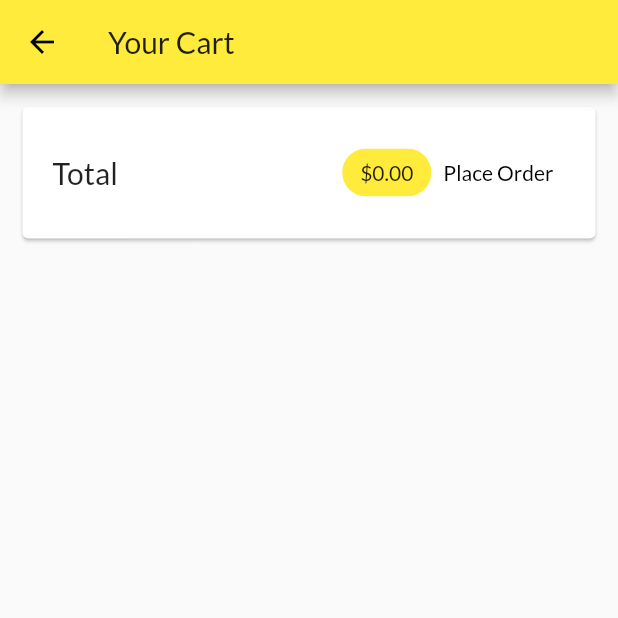
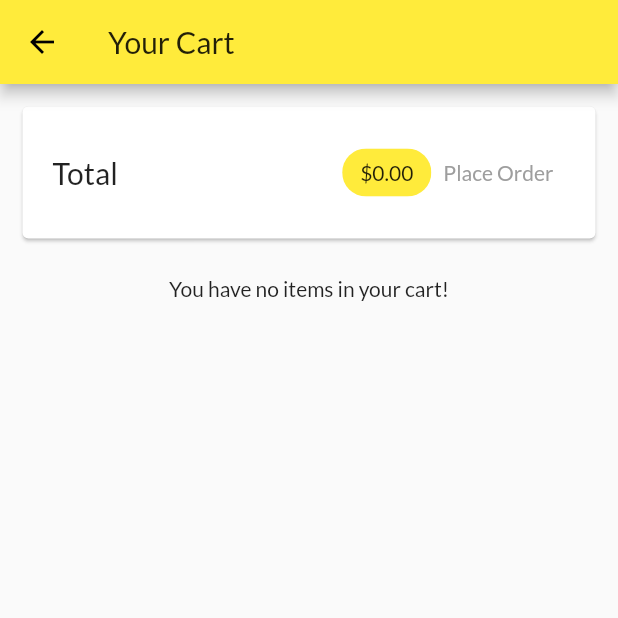
Before and after one commit to RAndrewKoch/shop_app, a Flutter app: the CartScreen screen opened by its route, on a phone screen of 412 x 824 dp, the top half of it. Run offline on Flutter 3.47's test engine with Material 2 defaults, Android fonts, the phone set to English and light mode, and no system bars; network calls fail.

```diff
--- a/lib/providers/product.dart
+++ b/lib/providers/product.dart
@@ -1,8 +1,8 @@
 import 'dart:convert';
-
 import 'package:flutter/material.dart';
 import 'package:http/http.dart' as http;
-import 'package:shop_app/models/http_exception.dart';
+
+import '../models/http_exception.dart';
 
 class Product with ChangeNotifier {
   final String? id;
--- a/lib/providers/products.dart
+++ b/lib/providers/products.dart
@@ -57,10 +57,14 @@ class Products with ChangeNotifier {
   Future<void> fetchAndSetProducts() async {
     final url = Uri.parse(
         "https://flutter-shop-app-110f1-default-rtdb.firebaseio.com/products.json");
+
     try {
       final response = await http.get(url);
-      final extractedData = json.decode(response.body) as Map<String, dynamic>;
+      final extractedData = json.decode(response.body) as Map<String, dynamic>?;
       final List<Product> loadedProducts = [];
+      if (extractedData==null){
+        return;
+      }
       extractedData.forEach((productId, value) {
         loadedProducts.add(
           Product(
--- a/lib/screens/cart_screen.dart
+++ b/lib/screens/cart_screen.dart
@@ -3,16 +3,34 @@ import 'package:flutter/material.dart';
 import 'package:provider/provider.dart';
 
 import '../providers/cart.dart';
+import '../providers/orders.dart';
 import '../widgets/cart_item_display.dart';
-import '../providers/orders.dart';
 
-class CartScreen extends StatelessWidget {
+class CartScreen extends StatefulWidget {
   static const routeName = "/cart";
+
+  @override
+  _CartScreenState createState() => _CartScreenState();
+}
+
+class _CartScreenState extends State<CartScreen> {
+  var _orderButtonDisabled = false;
+  var _loadingOrder = false;
+
+  @override
+  void initState() {
+    super.initState();
+  }
 
   @override
   Widget build(BuildContext context) {
     final Cart cart = Provider.of<Cart>(context);
 
+    if (cart.items.isEmpty) {
+      setState(() {
+        _orderButtonDisabled = !_orderButtonDisabled;
+      });
+    }
 
     return Scaffold(
         appBar: AppBar(
@@ -43,12 +61,31 @@ class CartScreen extends StatelessWidget {
                       ),
                       backgroundColor: Theme.of(context).primaryColor,
                     ),
-                    TextButton(
-
-                      child: Text("Place Order", style: TextStyle(color: Colors.black),),
-                      onPressed: () {
-                        Provider.of<Orders>(context, listen: false).addOrder(cart.items.values.toList(), cart.totalAmount);
+                    _loadingOrder
+                        ? Center(
+                            child: CircularProgressIndicator(),
+                          )
+                        : TextButton(
+                            child: Text(
+                              "Place Order",
+                              style: _orderButtonDisabled
+                                  ? TextStyle(color: Colors.grey)
+                                  : TextStyle(color: Colors.black),
+                            ),
+                            onPressed: (_orderButtonDisabled||_loadingOrder)
+                                ? null
+                                : () async {
+                                    setState(() {
+                                      _loadingOrder = true;
+                                    });
+                                    await Provider.of<Orders>(context,
+                                            listen: false)
+                                        .addOrder(cart.items.values.toList(),
+                                            cart.totalAmount);
                                     cart.clear();
+                                    setState(() {
+                                      _loadingOrder = false;
+                                    });
                                   },
                           ),
                   ],
@@ -56,13 +93,18 @@ class CartScreen extends StatelessWidget {
               ),
             ),
             SizedBox(height: 10),
-            Expanded(
+            cart.items.isEmpty
+                ? Center(
+                    child: Text("You have no items in your cart!"),
+                  )
+                : Expanded(
                     child: ListView.builder(
-
                       itemCount: cart.items.length,
                       itemBuilder: ((context, i) {
-                  return CartItemDisplay(cartItemKey: cart.items.keys.toList()[i], cartItem: cart.items.values.toList()[i]);}),
-
+                        return CartItemDisplay(
+                            cartItemKey: cart.items.keys.toList()[i],
+                            cartItem: cart.items.values.toList()[i]);
+                      }),
                     ),
                   ),
           ],
```
Also changed, not shown: lib/providers/orders.dart (+64 -3 lines), lib/screens/orders_screen.dart (+27 -2 lines), lib/screens/product_entry_screen.dart (+19 -13 lines), lib/widgets/products_grid.dart (+8 -3 lines). Lines whose indentation alone changed are shown as unchanged.
